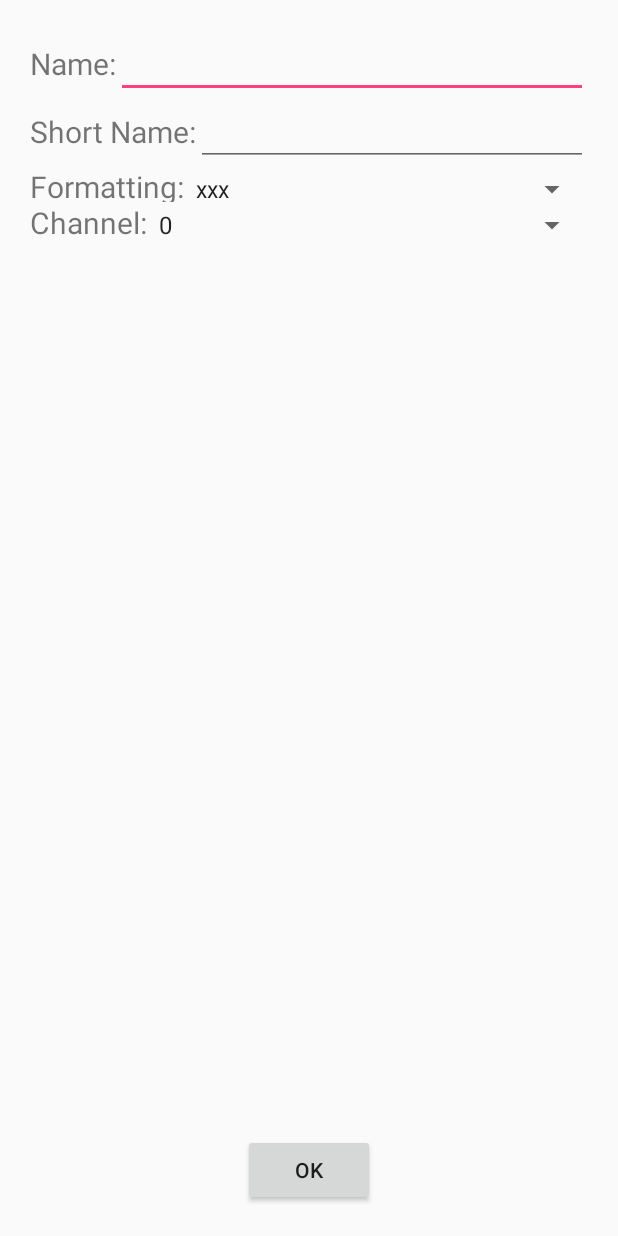
After one commit to iandouglas96/drivR, an Android app: the InstrumentSettingsActivity screen opened directly, with no data from a screen before it, on a phone screen of 412 x 824 dp. The commit adds this screen. Run offline under Robolectric (Android 15) with nearby library versions, the phone set to English and light mode, and no system bars.

Commit message:
Incremental: Added instrument Settings and formatting

```diff
--- a/app/src/main/AndroidManifest.xml
+++ b/app/src/main/AndroidManifest.xml
@@ -19,14 +19,14 @@
             </intent-filter>
         </activity>
 
+        <activity android:name=".InstrumentSettingsActivity">
+        </activity>
+
         <service
             android:name=".BluetoothService"
             android:enabled="true"
             android:exported="false">
         </service>
-
-        <activity android:name=".DeviceSelectScreen">
-        </activity>
     </application>
 
 </manifest>
--- a/app/src/main/java/com/pxlweavr/drivr/InstrumentFragment.java
+++ b/app/src/main/java/com/pxlweavr/drivr/InstrumentFragment.java
@@ -55,12 +55,10 @@ public class InstrumentFragment extends Fragment {
         dataLabel = (TextView) rootView.findViewById(R.id.data_label);
         layout = (RelativeLayout) rootView.findViewById(R.id.background_layout);
 
-        rootView.setOnLongClickListener(new View.OnLongClickListener() {
+        rootView.setOnClickListener(new View.OnClickListener() {
             @Override
-            public boolean onLongClick(View view) {
+            public void onClick(View view) {
                 streamController.selectStream(data);
-
-                return true;
             }
         });
 
--- /dev/null
+++ b/app/src/main/java/com/pxlweavr/drivr/InstrumentSettingsActivity.java
@@ -0,0 +1,70 @@
+package com.pxlweavr.drivr;
+
+import android.app.Activity;
+import android.content.Intent;
+import android.os.Bundle;
+import android.support.design.widget.TabLayout;
+import android.support.v4.view.ViewPager;
+import android.util.Log;
+import android.view.View;
+import android.widget.ArrayAdapter;
+import android.widget.Button;
+import android.widget.EditText;
+import android.widget.Spinner;
+import android.widget.TextView;
+
+import java.util.ArrayList;
+
+/**
+ * Created by IanDMiller on 8/15/16.
+ */
+public class InstrumentSettingsActivity extends Activity {
+    EditText instrumentName;
+    EditText instrumentAbbrev;
+    Spinner instrumentFormat;
+    Spinner instrumentChannel;
+
+    /**
+     * Method called when the app initially starts up.  Configures UI
+     * @param savedInstanceState Initial device state
+     */
+    @Override
+    public void onCreate(Bundle savedInstanceState) {
+        super.onCreate(savedInstanceState);
+        setContentView(R.layout.instrument_settings);
+
+        instrumentName = (EditText) findViewById(R.id.instrument_name);
+        instrumentAbbrev = (EditText) findViewById(R.id.instrument_abbrev);
+
+        instrumentFormat = (Spinner) findViewById(R.id.instrument_format);
+        ArrayAdapter<CharSequence> formatAdapter = ArrayAdapter.createFromResource(this, R.array.formatting_array, android.R.layout.simple_spinner_item);
+        formatAdapter.setDropDownViewResource(android.R.layout.simple_spinner_dropdown_item);
+        instrumentFormat.setAdapter(formatAdapter);
+
+        instrumentChannel = (Spinner) findViewById(R.id.instrument_channel);
+        ArrayAdapter<CharSequence> channelAdapter = ArrayAdapter.createFromResource(this, R.array.channel_array, android.R.layout.simple_spinner_item);
+        channelAdapter.setDropDownViewResource(android.R.layout.simple_spinner_dropdown_item);
+        instrumentChannel.setAdapter(channelAdapter);
+
+        Intent i = getIntent();
+        instrumentName.setText(i.getStringExtra("name"));
+        instrumentAbbrev.setText(i.getStringExtra("abbrev"));
+        instrumentFormat.setSelection(i.getIntExtra("format", 0));
+        instrumentChannel.setSelection(i.getIntExtra("channel", 0));
+
+        Button ok = (Button) findViewById(R.id.ok_button);
+        ok.setOnClickListener(new View.OnClickListener() {
+            @Override
+            public void onClick(View view) {
+                Intent i = new Intent();
+                i.putExtra("name", instrumentName.getText().toString());
+                i.putExtra("abbrev", instrumentAbbrev.getText().toString());
+                i.putExtra("format", instrumentFormat.getSelectedItemPosition());
+                i.putExtra("channel", instrumentChannel.getSelectedItemPosition());
+
+                setResult(RESULT_OK, i);
+                finish();
+            }
+        });
+    }
+}
--- a/app/src/main/java/com/pxlweavr/drivr/MainActivity.java
+++ b/app/src/main/java/com/pxlweavr/drivr/MainActivity.java
@@ -90,9 +90,9 @@ public class MainActivity extends FragmentActivity implements DeviceSelectScreen
     }
 
     @Override
-    protected void onStop() {
+    protected void onDestroy() {
+        super.onDestroy();
         closeBT();
-        super.onStop();
     }
 
     /**
--- /dev/null
+++ b/app/src/main/res/layout/instrument_settings.xml
@@ -0,0 +1,107 @@
+<?xml version="1.0" encoding="utf-8"?>
+<LinearLayout xmlns:android="http://schemas.android.com/apk/res/android"
+    android:orientation="vertical" android:layout_width="match_parent"
+    android:layout_height="match_parent"
+    android:padding="20dp"
+    android:weightSum="1">
+
+    <LinearLayout
+        android:orientation="horizontal"
+        android:layout_width="match_parent"
+        android:layout_height="wrap_content"
+        android:layout_gravity="center_horizontal" >
+
+        <TextView
+            android:layout_width="wrap_content"
+            android:layout_height="match_parent"
+            android:text="Name:"
+            android:id="@+id/textView2"
+            android:gravity="center_vertical"
+            android:textSize="20dp" />
+
+        <EditText
+            android:layout_width="match_parent"
+            android:layout_height="wrap_content"
+            android:id="@+id/instrument_name"
+            android:layout_gravity="center_horizontal" />
+    </LinearLayout>
+
+    <LinearLayout
+        android:orientation="horizontal"
+        android:layout_width="match_parent"
+        android:layout_height="wrap_content"
+        android:layout_gravity="center_horizontal" >
+
+        <TextView
+            android:layout_width="wrap_content"
+            android:layout_height="match_parent"
+            android:text="Short Name:"
+            android:id="@+id/textView4"
+            android:gravity="center_vertical"
+            android:textSize="20dp" />
+
+        <EditText
+            android:layout_width="match_parent"
+            android:layout_height="wrap_content"
+            android:id="@+id/instrument_abbrev"
+            android:layout_gravity="center_horizontal"
+            android:maxLength="3" />
+    </LinearLayout>
+
+    <LinearLayout
+        android:orientation="horizontal"
+        android:layout_width="match_parent"
+        android:layout_height="wrap_content"
+        android:layout_gravity="center_horizontal">
+
+        <TextView
+            android:layout_width="wrap_content"
+            android:layout_height="match_parent"
+            android:text="Formatting:"
+            android:id="@+id/textView"
+            android:gravity="center_vertical"
+            android:textSize="20dp" />
+
+        <Spinner
+            android:layout_width="wrap_content"
+            android:layout_height="wrap_content"
+            android:id="@+id/instrument_format"
+            android:layout_weight="1" />
+
+    </LinearLayout>
+
+    <LinearLayout
+        android:orientation="horizontal"
+        android:layout_width="match_parent"
+        android:layout_height="wrap_content"
+        android:layout_gravity="center_horizontal" >
+
+        <TextView
+            android:layout_width="wrap_content"
+            android:layout_height="match_parent"
+            android:text="Channel:"
+            android:id="@+id/textView3"
+            android:gravity="center_vertical"
+            android:textSize="20dp" />
+
+        <Spinner
+            android:layout_width="wrap_content"
+            android:layout_height="wrap_content"
+            android:id="@+id/instrument_channel"
+            android:layout_weight="1" />
+    </LinearLayout>
+
+    <Space
+        android:layout_width="match_parent"
+        android:layout_height="wrap_content"
+        android:layout_gravity="right"
+        android:layout_weight="1" />
+
+    <Button
+        android:layout_width="wrap_content"
+        android:layout_height="wrap_content"
+        android:text="Ok"
+        android:id="@+id/ok_button"
+        android:layout_gravity="center_horizontal" />
+
+</LinearLayout>
--- a/app/src/main/res/values/strings.xml
+++ b/app/src/main/res/values/strings.xml
@@ -1,3 +1,19 @@
 <resources>
     <string name="app_name">drivR</string>
+    <string-array name="formatting_array">
+        <item>xxx</item>
+        <item>xx.x</item>
+        <item>x.xx</item>
+        <item>0.xxx</item>
+    </string-array>
+    <string-array name="channel_array">
+        <item>0</item>
+        <item>1</item>
+        <item>2</item>
+        <item>3</item>
+        <item>4</item>
+        <item>5</item>
+        <item>6</item>
+        <item>7</item>
+    </string-array>
 </resources>
```
Also changed, not shown: app/src/main/java/com/pxlweavr/drivr/DashboardScreen.java (+34 -0 lines), app/src/main/java/com/pxlweavr/drivr/DataStream.java (+60 -0 lines), app/src/main/res/layout/fragment_dashboard_screen.xml (+8 -0 lines).
